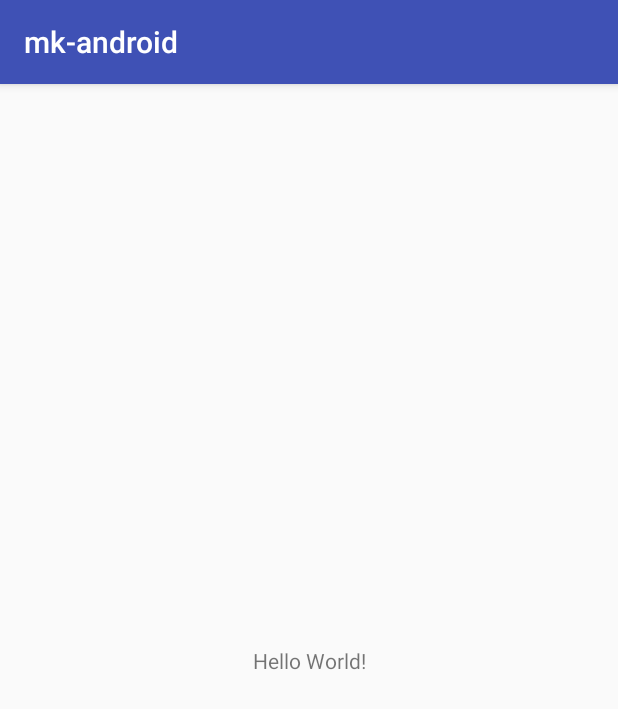
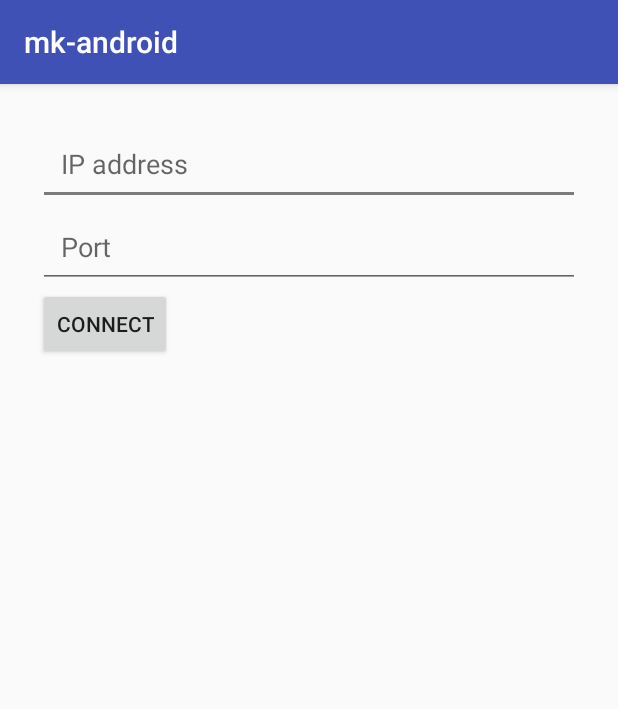
Before and after one commit to mbaguiar/mariokart, an Android app: the screen it shows after launch (MainActivity), on a phone screen of 412 x 824 dp. Shown: the top 709 px of the screen. Run offline under Robolectric (Android 15) with nearby library versions, the phone set to English and light mode, and no system bars.

Commit message:
Started networking in android client

```diff
--- a/mkandroid/app/src/main/AndroidManifest.xml
+++ b/mkandroid/app/src/main/AndroidManifest.xml
@@ -1,6 +1,8 @@
 <?xml version="1.0" encoding="utf-8"?>
 <manifest xmlns:android="http://schemas.android.com/apk/res/android"
     package="com.lpoo1718_t1g3.mk_android">
+
+    <uses-permission android:name="android.permission.INTERNET"/>
 
     <application
         android:allowBackup="true"
--- a/mkandroid/app/src/main/java/com/lpoo1718_t1g3/mk_android/MainActivity.java
+++ b/mkandroid/app/src/main/java/com/lpoo1718_t1g3/mk_android/MainActivity.java
@@ -1,7 +1,16 @@
 package com.lpoo1718_t1g3.mk_android;
 
+import android.app.ActionBar;
+import android.app.IntentService;
 import android.support.v7.app.AppCompatActivity;
 import android.os.Bundle;
+import android.view.View;
+import android.widget.Button;
+import android.widget.EditText;
+
+import java.io.IOException;
+import java.io.PrintWriter;
+import java.net.Socket;
 
 public class MainActivity extends AppCompatActivity {
 
@@ -9,5 +18,29 @@ public class MainActivity extends AppCompatActivity {
     protected void onCreate(Bundle savedInstanceState) {
         super.onCreate(savedInstanceState);
         setContentView(R.layout.activity_main);
+        Button btn = (Button) findViewById(R.id.connectBtn);
+        btn.setOnClickListener(new View.OnClickListener() {
+            @Override
+            public void onClick(View view) {
+                EditText ip = findViewById(R.id.ipTxt);
+                EditText port = findViewById(R.id.portTxt);
+                connect(ip.getText().toString(), Integer.parseInt(port.getText().toString()));
+            }
+        });
+
+    }
+
+    protected void connect(String addr, int port){
+        Connection c;
+        Socket clientSocket;
+        PrintWriter w;
+        try{
+            c = new Connection(addr, port);
+            clientSocket = c.getSocket();
+            w = new PrintWriter(clientSocket.getOutputStream(), true);
+        } catch (IOException e) {
+            e.printStackTrace();
+        }
+
     }
 }
--- a/mkandroid/app/src/main/res/layout/activity_main.xml
+++ b/mkandroid/app/src/main/res/layout/activity_main.xml
@@ -6,13 +6,40 @@
     android:layout_height="match_parent"
     tools:context=".MainActivity">
 
-    <TextView
-        android:layout_width="wrap_content"
-        android:layout_height="wrap_content"
-        android:text="Hello World!"
-        app:layout_constraintBottom_toBottomOf="parent"
-        app:layout_constraintLeft_toLeftOf="parent"
-        app:layout_constraintRight_toRightOf="parent"
-        app:layout_constraintTop_toTopOf="parent" />
+    <LinearLayout
+        android:layout_height="match_parent"
+        android:layout_width="match_parent"
+        android:padding="25dp"
+        android:gravity="center_horizontal"
+        android:orientation="vertical">
+
+        <EditText
+            android:layout_width="match_parent"
+            android:layout_height="wrap_content"
+            android:inputType="text"
+            android:hint="IP address"
+            android:id="@+id/ipTxt"
+            android:padding="15dp"
+            />
+
+        <EditText
+            android:layout_width="match_parent"
+            android:layout_height="wrap_content"
+            android:inputType="text"
+            android:hint="Port"
+            android:id="@+id/portTxt"
+            android:padding="15dp"
+            />
+
+        <Button
+            android:layout_width="wrap_content"
+            android:layout_height="wrap_content"
+            android:layout_gravity=""
+            android:text="Connect"
+            android:id="@+id/connectBtn"/>
+
+    </LinearLayout>
+
+
 
 </android.support.constraint.ConstraintLayout>
--- a/mkandroid/app/src/main/res/values/colors.xml
+++ b/mkandroid/app/src/main/res/values/colors.xml
@@ -2,5 +2,5 @@
 <resources>
     <color name="colorPrimary">#3F51B5</color>
     <color name="colorPrimaryDark">#303F9F</color>
-    <color name="colorAccent">#FF4081</color>
+    <color name="colorAccent">#7b7b7b</color>
 </resources>
--- a/mkandroid/app/src/main/res/values/styles.xml
+++ b/mkandroid/app/src/main/res/values/styles.xml
@@ -8,4 +8,5 @@
         <item name="colorAccent">@color/colorAccent</item>
     </style>
 
+
 </resources>
```
Also changed, not shown: mkandroid/app/src/main/java/com/lpoo1718_t1g3/mk_android/Connection.java (added, +17 -0 lines).
